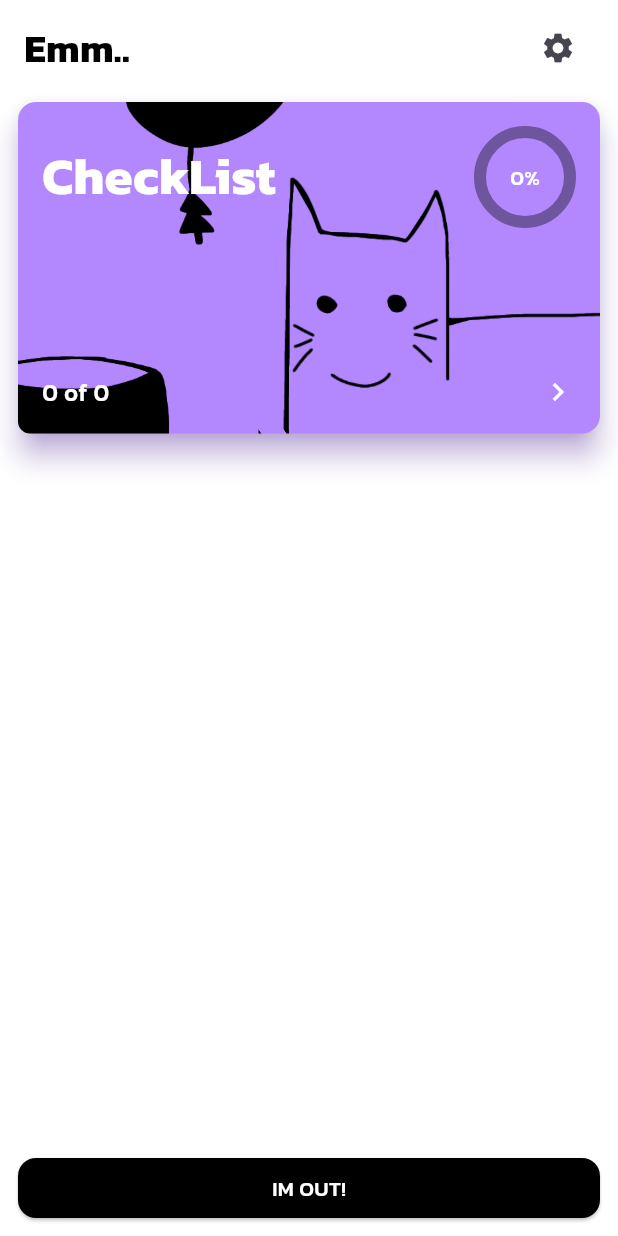
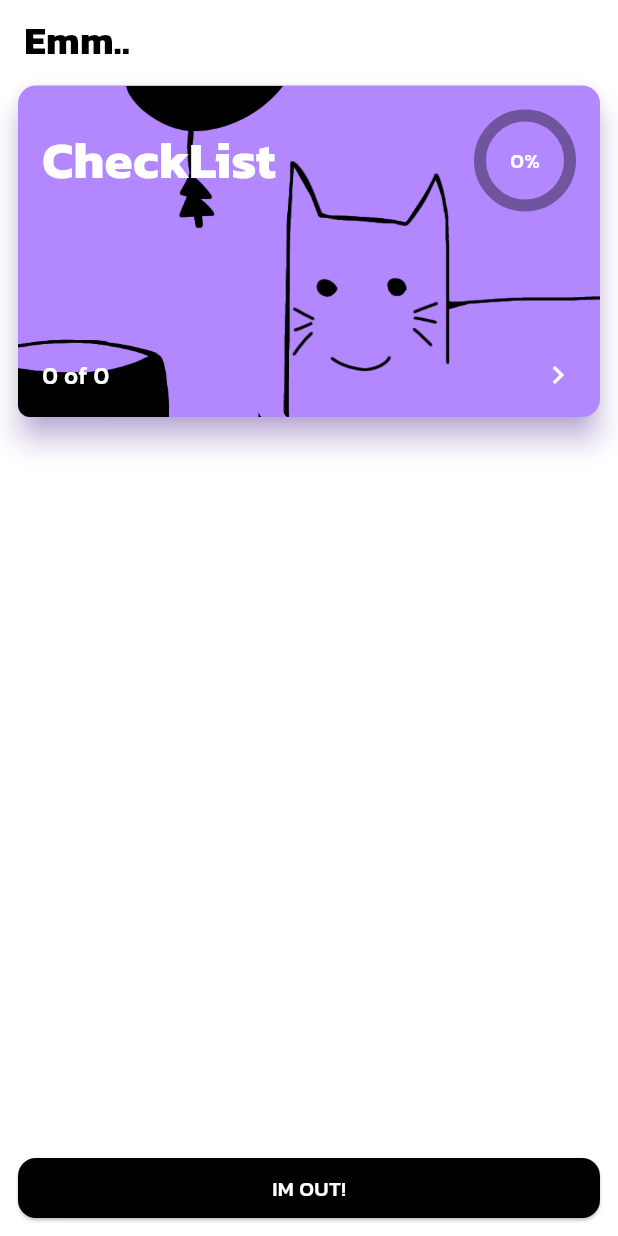
Before and after one commit to jatuporndev/jellyfish-checklist, a Flutter app: the Home screen opened by its route, on a phone screen of 412 x 824 dp. Run offline on Flutter 3.47's test engine with Material 3 defaults, Android fonts, the phone set to English and light mode, and no system bars; drawn by our look-alikes of percent_indicator; our stand-ins replace cloud_firestore, either_dart, equatable, firebase_core, flutter_bloc, get_it and 1 more; missing offline and left inert: giffy_dialog; accounts and stored records are empty.

Commit message:
remove icon home

```diff
--- a/lib/presentation/home/home.dart
+++ b/lib/presentation/home/home.dart
@@ -60,7 +60,7 @@ class _HomeState extends State<Home>  with WidgetsBindingObserver {
                     "Emm..",
                     style: TextStyle(color: Colors.black, fontSize: 26, fontWeight: FontWeight.bold),
                   ),
-                  IconButton(onPressed: () {}, icon: Icon(Icons.settings))
+                  //IconButton(onPressed: () {}, icon: Icon(Icons.settings))
                 ],
               ),
             ),
```
